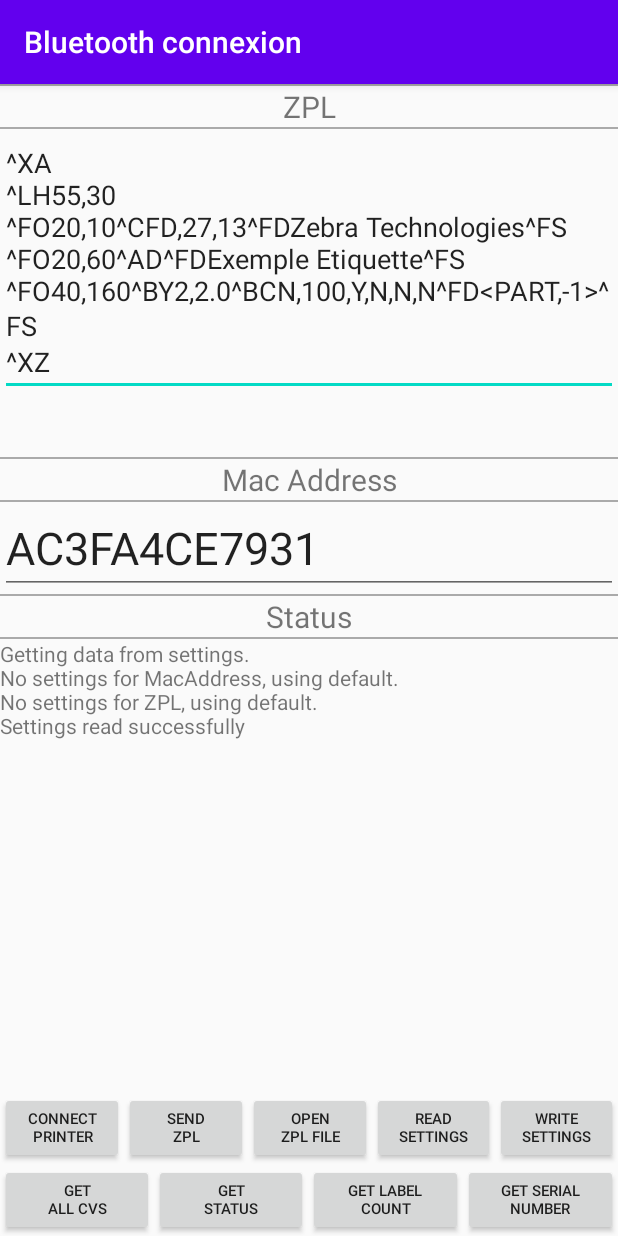
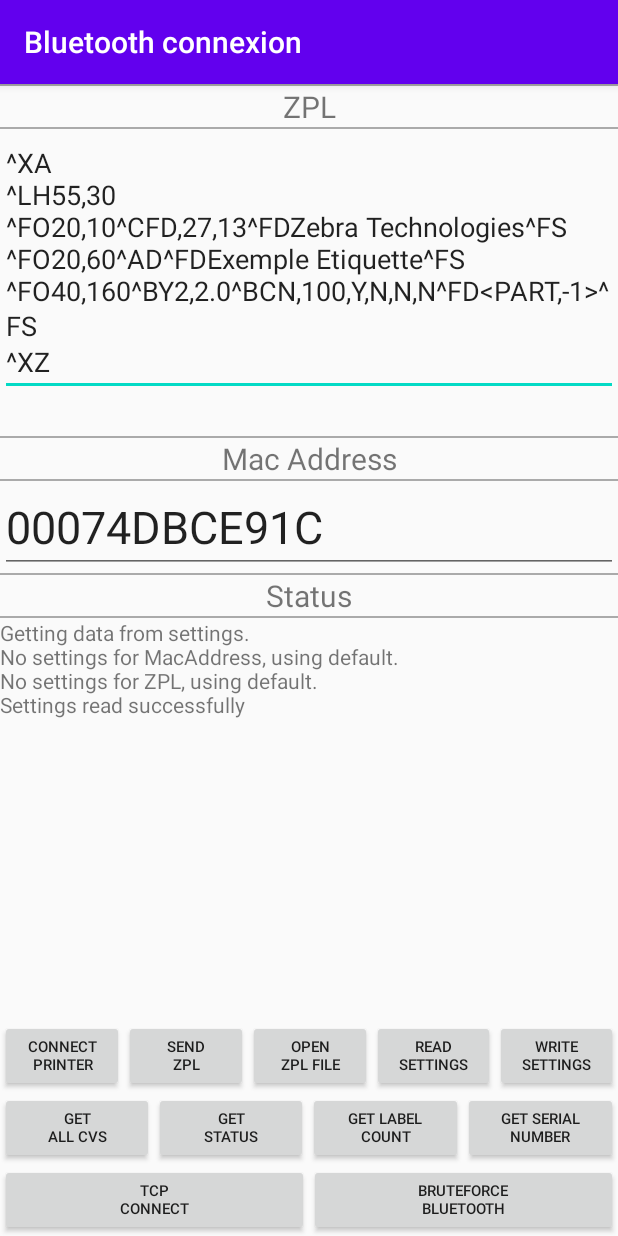
Before and after one commit to ltrudu/PrintWrapperSample, an Android app: the screen it shows after launch (BTConnectActivity), on a phone screen of 412 x 824 dp. Run offline under Robolectric (Android 15) with nearby library versions, the phone set to English and light mode, and no system bars; libraries missing offline, so code that uses them is left out: com.zebra.printwrapper, com.zebra.sdk.

```diff
--- a/PrintWrapperSampleApp/src/main/res/layout/activity_main.xml
+++ b/PrintWrapperSampleApp/src/main/res/layout/activity_main.xml
@@ -217,6 +217,33 @@
                 android:visibility="visible" />
 
         </LinearLayout>
+
+    <LinearLayout
+        android:id="@+id/ll_actions3"
+        android:layout_width="match_parent"
+        android:layout_height="wrap_content"
+        android:layout_weight="0.3"
+        android:orientation="horizontal">
+
+        <Button
+            android:id="@+id/connecttcp"
+            android:layout_width="wrap_content"
+            android:layout_height="wrap_content"
+            android:layout_weight="1"
+            android:textSize="10sp"
+            android:text="TCP\nConnect" />
+
+        <Button
+            android:id="@+id/bruteforcebluetooth"
+            android:layout_width="wrap_content"
+            android:layout_height="wrap_content"
+            android:layout_weight="1"
+            android:textSize="10sp"
+            android:text="BruteForce\nBluetooth" />
+
+
+    </LinearLayout>
+
     </LinearLayout>
 
     <!--ScrollView
```
Also changed, not shown: PrintWrapperSampleApp/src/main/java/com/zebra/printwrappersample/BTConnectActivity.java (+78 -3 lines).
